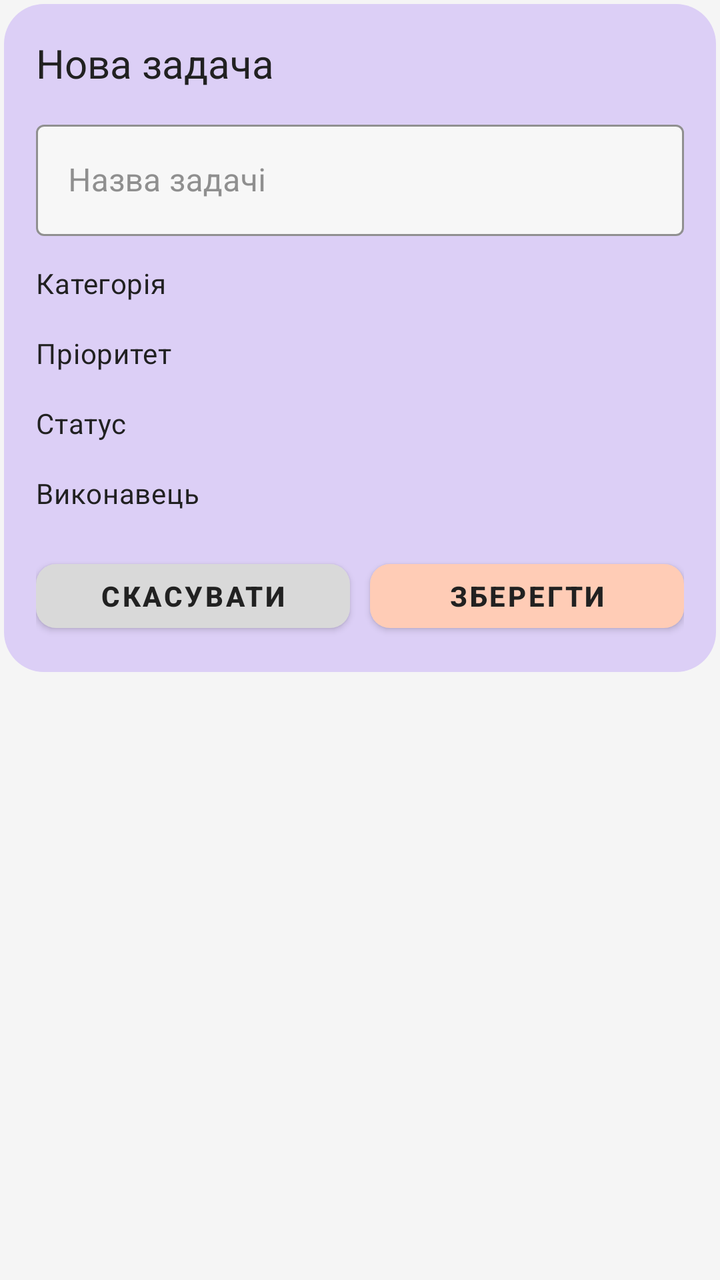
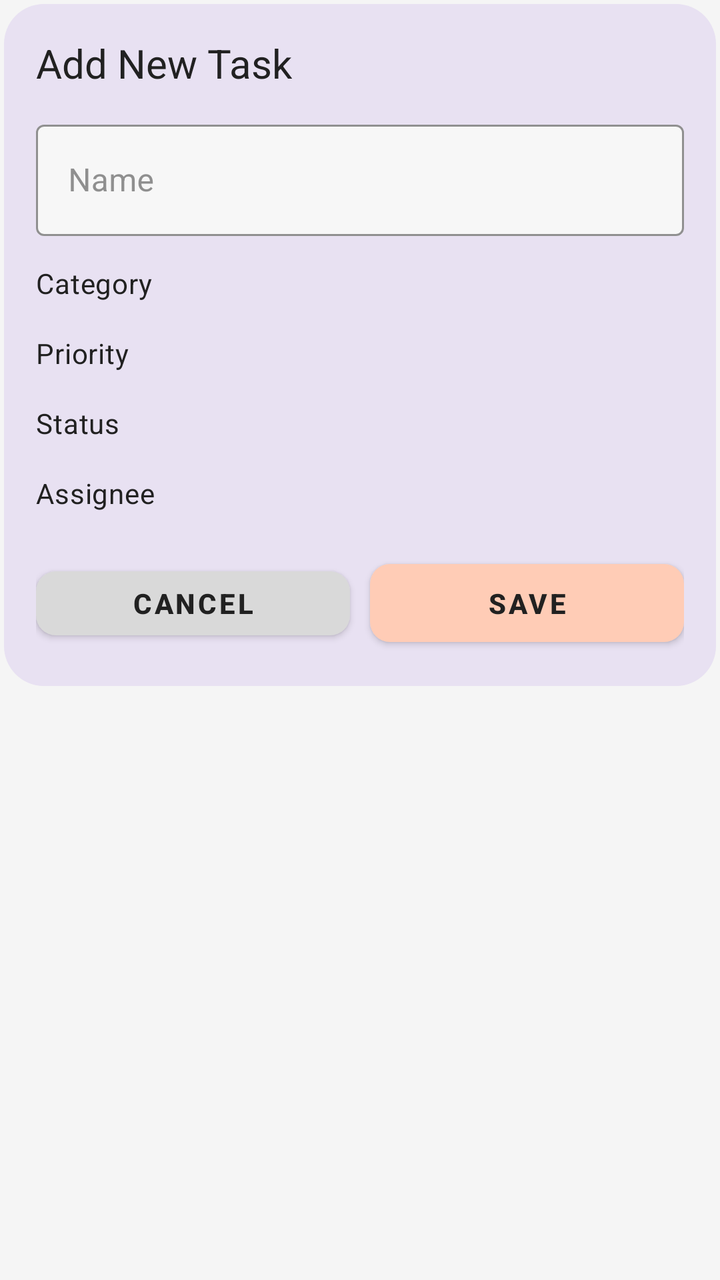

Two renders of the same Android screen: before a commit and after it. Below are the layout's source before the change and the commit's diff.
<!-- AndroidManifest.xml: application theme Theme.TASKFORGE -->
<!-- res/layout/dialog_task.xml -->
<?xml version="1.0" encoding="utf-8"?>
<ScrollView xmlns:android="http://schemas.android.com/apk/res/android"
    android:layout_width="match_parent"
    android:layout_height="wrap_content"
    android:clipToPadding="false"
    android:padding="2dp">

    <LinearLayout
        android:layout_width="match_parent"
        android:layout_height="wrap_content"
        android:background="@drawable/bg_dialog_surface"
        android:orientation="vertical"
        android:padding="16dp">

        <TextView
            android:layout_width="wrap_content"
            android:layout_height="wrap_content"
            android:text="Нова задача"
            android:textAppearance="@style/TextAppearance.TaskForge.Headline2"
            android:textColor="@color/ui_heading_text" />

        <com.google.android.material.textfield.TextInputLayout
            style="@style/Widget.TaskForge.TextInputLayout.Dialog"
            android:layout_width="match_parent"
            android:layout_height="wrap_content"
            android:layout_marginTop="12dp"
            android:hint="Назва задачі">

            <com.google.android.material.textfield.TextInputEditText
                android:id="@+id/etTaskTitle"
                style="@style/Widget.TaskForge.EditText"
                android:layout_width="match_parent"
                android:layout_height="wrap_content" />
        </com.google.android.material.textfield.TextInputLayout>

        <TextView
            android:layout_width="wrap_content"
            android:layout_height="wrap_content"
            android:layout_marginTop="14dp"
            android:text="Категорія"
            android:textAppearance="@style/TextAppearance.TaskForge.Caption"
            android:textColor="@color/ui_heading_text" />

        <Spinner
            android:id="@+id/spTaskCategory"
            android:layout_width="match_parent"
            android:layout_height="wrap_content"
            android:layout_marginTop="4dp"
            android:background="@drawable/bg_dialog_field" />

        <TextView
            android:layout_width="wrap_content"
            android:layout_height="wrap_content"
            android:layout_marginTop="12dp"
            android:text="Пріоритет"
            android:textAppearance="@style/TextAppearance.TaskForge.Caption"
            android:textColor="@color/ui_heading_text" />

        <Spinner
            android:id="@+id/spTaskPriority"
            android:layout_width="match_parent"
            android:layout_height="wrap_content"
            android:layout_marginTop="4dp"
            android:background="@drawable/bg_dialog_field" />

        <TextView
            android:layout_width="wrap_content"
            android:layout_height="wrap_content"
            android:layout_marginTop="12dp"
            android:text="Статус"
            android:textAppearance="@style/TextAppearance.TaskForge.Caption"
            android:textColor="@color/ui_heading_text" />

        <Spinner
            android:id="@+id/spTaskStatus"
            android:layout_width="match_parent"
            android:layout_height="wrap_content"
            android:layout_marginTop="4dp"
            android:background="@drawable/bg_dialog_field" />

        <TextView
            android:layout_width="wrap_content"
            android:layout_height="wrap_content"
            android:layout_marginTop="12dp"
            android:text="Виконавець"
            android:textAppearance="@style/TextAppearance.TaskForge.Caption"
            android:textColor="@color/ui_heading_text" />

        <Spinner
            android:id="@+id/spTaskAssignee"
            android:layout_width="match_parent"
            android:layout_height="wrap_content"
            android:layout_marginTop="4dp"
            android:background="@drawable/bg_dialog_field" />

        <LinearLayout
            android:layout_width="match_parent"
            android:layout_height="wrap_content"
            android:layout_marginTop="16dp"
            android:gravity="end"
            android:orientation="horizontal">

            <com.google.android.material.button.MaterialButton
                android:id="@+id/btnCancelDialog"
                style="@style/Widget.TaskForge.Button.DialogCancel"
                android:layout_width="0dp"
                android:layout_height="wrap_content"
                android:layout_weight="1"
                android:text="Скасувати" />

            <com.google.android.material.button.MaterialButton
                android:id="@+id/btnSaveDialog"
                style="@style/Widget.TaskForge.Button.DialogSave"
                android:layout_width="0dp"
                android:layout_height="wrap_content"
                android:layout_marginStart="10dp"
                android:layout_weight="1"
                android:text="Зберегти" />
        </LinearLayout>
    </LinearLayout>
</ScrollView>
<!-- resources referenced by this layout -->
<resources>
  <color name="ui_heading_text">#212121</color>
  <!-- drawable bg_dialog_field (drawable) -->
  <?xml version="1.0" encoding="utf-8"?>
  <shape xmlns:android="http://schemas.android.com/apk/res/android" android:shape="rectangle">
      <solid android:color="#F7F7F7" />
      <stroke android:width="1dp" android:color="#B8AFC9" />
      <corners android:radius="10dp" />
  </shape>
  <!-- drawable bg_dialog_surface (drawable) -->
  <?xml version="1.0" encoding="utf-8"?>
  <shape xmlns:android="http://schemas.android.com/apk/res/android" android:shape="rectangle">
      <solid android:color="@color/ui_accent_secondary" />
      <corners android:radius="20dp" />
  </shape>
  <style name="TextAppearance.TaskForge.Caption" parent="TextAppearance.Material3.BodyMedium">
          <item name="android:textSize">14sp</item>
          <item name="android:textStyle">normal</item>
          <item name="android:fontFamily">sans-serif-medium</item>
          <item name="android:textColor">@color/ui_hint_text</item>
      </style>
  <style name="Widget.TaskForge.Button.DialogSave" parent="Widget.MaterialComponents.Button">
          <item name="android:minHeight">44dp</item>
          <item name="cornerRadius">10dp</item>
          <item name="backgroundTint">@color/ui_accent_primary</item>
          <item name="android:textColor">@color/ui_heading_text</item>
          <item name="android:fontFamily">sans-serif-medium</item>
      </style>
  <style name="Theme.TASKFORGE" parent="Base.Theme.TASKFORGE" />
  <color name="ui_accent_secondary">#DCCFF6</color>
  <color name="ui_hint_text">#8E8E8E</color>
  <color name="ui_button_neutral">#D9D9D9</color>
  <color name="ui_accent_primary">#FFCCB6</color>
  <color name="ui_body_text">#4A4A4A</color>
  <color name="white">#FFFFFFFF</color>
  <color name="ui_background">#F5F5F5</color>
  <style name="TextAppearance.TaskForge.Headline1" parent="TextAppearance.Material3.HeadlineLarge">
          <item name="android:textSize">24sp</item>
          <item name="android:textStyle">bold</item>
          <item name="android:fontFamily">sans-serif</item>
          <item name="android:textColor">@color/ui_heading_text</item>
      </style>
  <style name="TextAppearance.TaskForge.Body" parent="TextAppearance.Material3.BodyLarge">
          <item name="android:textSize">16sp</item>
          <item name="android:textStyle">normal</item>
          <item name="android:fontFamily">sans-serif</item>
          <item name="android:textColor">@color/ui_body_text</item>
      </style>
  <style name="Widget.TaskForge.FAB" parent="Widget.MaterialComponents.FloatingActionButton">
          <item name="backgroundTint">@color/ui_accent_primary</item>
          <item name="tint">@color/white</item>
      </style>
  <style name="Widget.TaskForge.BottomNavigationView" parent="Widget.MaterialComponents.BottomNavigationView">
          <item name="itemIconTint">@color/bottom_nav_tint</item>
          <item name="itemTextColor">@color/bottom_nav_tint</item>
          <item name="android:background">@color/white</item>
      </style>
  <style name="ThemeOverlay.TaskForge.MaterialAlertDialog" parent="ThemeOverlay.MaterialComponents.MaterialAlertDialog">
          <item name="materialAlertDialogBodyTextStyle">@style/TextAppearance.TaskForge.Body</item>
          <item name="shapeAppearanceOverlay">@style/ShapeAppearanceOverlay.TaskForge.Dialog</item>
      </style>
  <color name="ui_card_border">#E0E0E0</color>
  <style name="ShapeAppearanceOverlay.TaskForge.Dialog" parent="">
          <item name="cornerFamily">rounded</item>
          <item name="cornerSize">20dp</item>
      </style>
  <!-- unchanged entries left out for length: 8 -->
</resources>

<!-- the commit's change to res/layout/dialog_task.xml (unified diff, before → after) -->
@@ -15,7 +15,7 @@
         <TextView
             android:layout_width="wrap_content"
             android:layout_height="wrap_content"
-            android:text="Нова задача"
+            android:text="Add New Task"
             android:textAppearance="@style/TextAppearance.TaskForge.Headline2"
             android:textColor="@color/ui_heading_text" />
 
@@ -24,7 +24,7 @@
             android:layout_width="match_parent"
             android:layout_height="wrap_content"
             android:layout_marginTop="12dp"
-            android:hint="Назва задачі">
+            android:hint="Name">
 
             <com.google.android.material.textfield.TextInputEditText
                 android:id="@+id/etTaskTitle"
@@ -37,7 +37,7 @@
             android:layout_width="wrap_content"
             android:layout_height="wrap_content"
             android:layout_marginTop="14dp"
-            android:text="Категорія"
+            android:text="Category"
             android:textAppearance="@style/TextAppearance.TaskForge.Caption"
             android:textColor="@color/ui_heading_text" />
 
@@ -52,7 +52,7 @@
             android:layout_width="wrap_content"
             android:layout_height="wrap_content"
             android:layout_marginTop="12dp"
-            android:text="Пріоритет"
+            android:text="Priority"
             android:textAppearance="@style/TextAppearance.TaskForge.Caption"
             android:textColor="@color/ui_heading_text" />
 
@@ -67,7 +67,7 @@
             android:layout_width="wrap_content"
             android:layout_height="wrap_content"
             android:layout_marginTop="12dp"
-            android:text="Статус"
+            android:text="Status"
             android:textAppearance="@style/TextAppearance.TaskForge.Caption"
             android:textColor="@color/ui_heading_text" />
 
@@ -82,7 +82,7 @@
             android:layout_width="wrap_content"
             android:layout_height="wrap_content"
             android:layout_marginTop="12dp"
-            android:text="Виконавець"
+            android:text="Assignee"
             android:textAppearance="@style/TextAppearance.TaskForge.Caption"
             android:textColor="@color/ui_heading_text" />
 
@@ -106,7 +106,7 @@
                 android:layout_width="0dp"
                 android:layout_height="wrap_content"
                 android:layout_weight="1"
-                android:text="Скасувати" />
+                android:text="Cancel" />
 
             <com.google.android.material.button.MaterialButton
                 android:id="@+id/btnSaveDialog"
@@ -115,7 +115,7 @@
                 android:layout_height="wrap_content"
                 android:layout_marginStart="10dp"
                 android:layout_weight="1"
-                android:text="Зберегти" />
+                android:text="Save" />
         </LinearLayout>
     </LinearLayout>
 </ScrollView>
<!-- resource entries referenced after the edit -->
@@ -11,7 +11,7 @@
   <!-- drawable bg_dialog_surface (drawable) -->
   <?xml version="1.0" encoding="utf-8"?>
   <shape xmlns:android="http://schemas.android.com/apk/res/android" android:shape="rectangle">
-      <solid android:color="@color/ui_accent_secondary" />
+      <solid android:color="@color/ui_accent_secondary_light" />
       <corners android:radius="20dp" />
   </shape>
   <style name="TextAppearance.TaskForge.Caption" parent="TextAppearance.Material3.BodyMedium">
@@ -23,11 +23,13 @@
   <style name="Widget.TaskForge.Button.DialogSave" parent="Widget.MaterialComponents.Button">
           <item name="android:minHeight">44dp</item>
           <item name="cornerRadius">10dp</item>
+          <item name="android:padding">10dp</item>
           <item name="backgroundTint">@color/ui_accent_primary</item>
           <item name="android:textColor">@color/ui_heading_text</item>
           <item name="android:fontFamily">sans-serif-medium</item>
       </style>
   <style name="Theme.TASKFORGE" parent="Base.Theme.TASKFORGE" />
+  <color name="ui_accent_secondary_light">#E8E1F2</color>
   <color name="ui_accent_secondary">#DCCFF6</color>
   <color name="ui_hint_text">#8E8E8E</color>
   <color name="ui_button_neutral">#D9D9D9</color>
